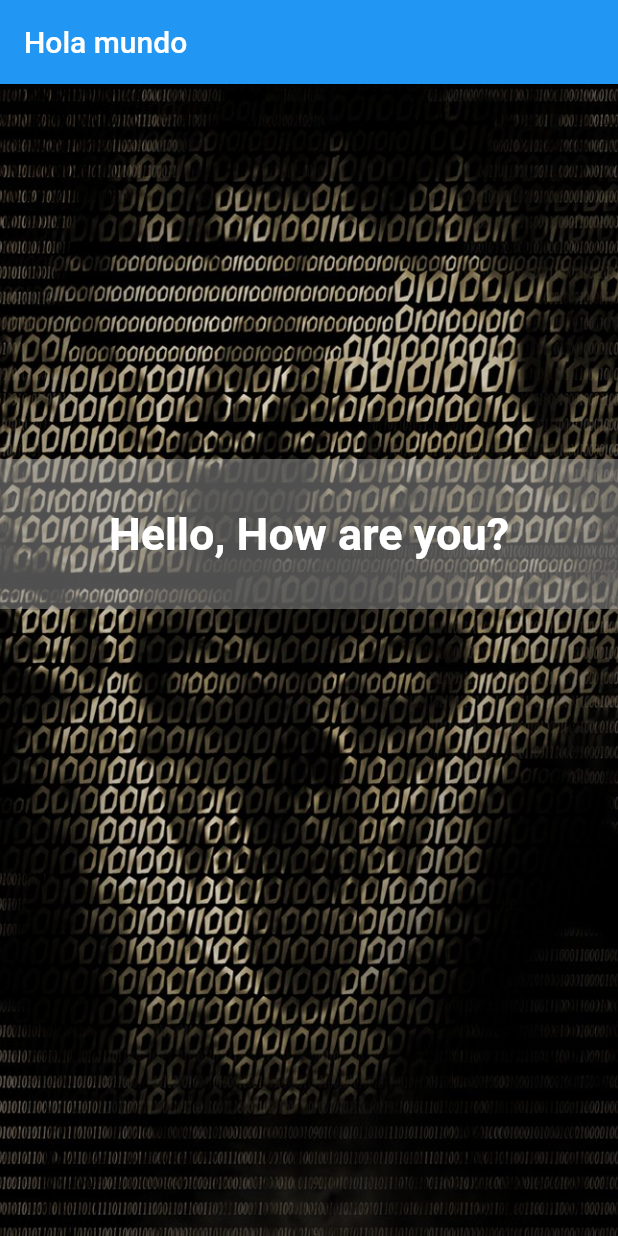
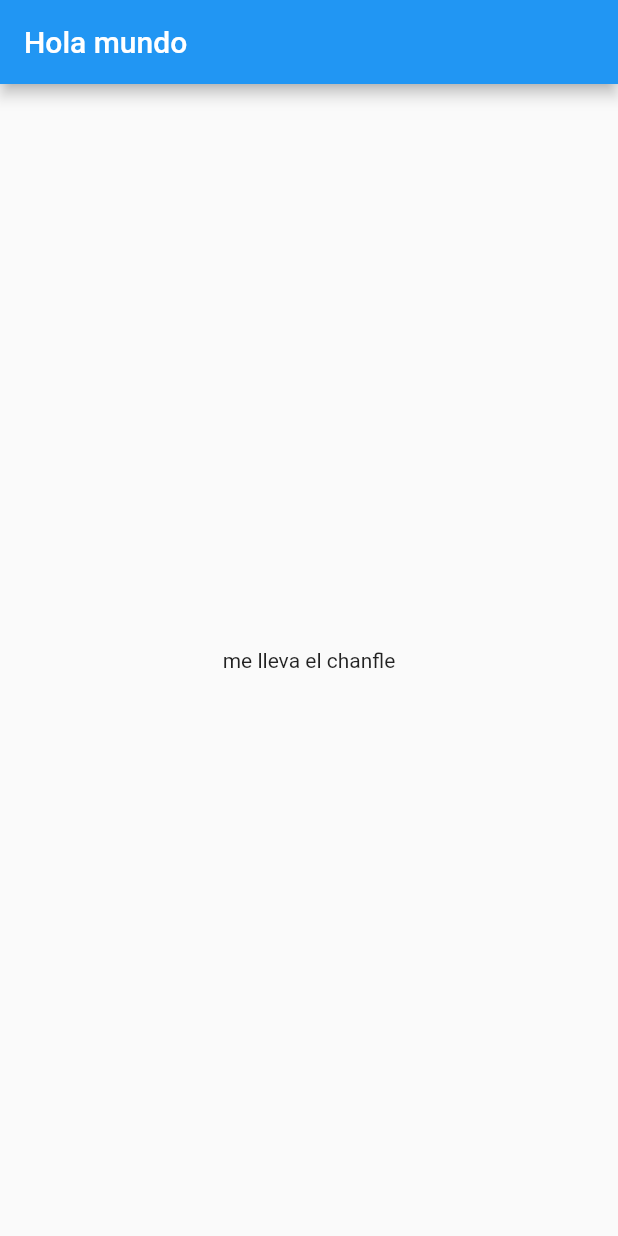
Before and after one commit to AngelAstorga/trip, a Flutter app: the screen it shows after launch, on a phone screen of 412 x 824 dp. Run offline on Flutter 3.47's test engine with Material 2 defaults, Android fonts, the phone set to English and light mode, and no system bars.

Commit message:
here we are getting back to the first version

```diff
--- a/lib/main.dart
+++ b/lib/main.dart
@@ -25,39 +25,10 @@ class MyApp extends StatelessWidget {
         appBar:AppBar(
           title: Text("Hola mundo"),
         ) ,
-        body:Stack(
-          children:<Widget>[
-          Container(
-          decoration: BoxDecoration(
-            image: DecorationImage(
-              image: AssetImage(
-                  "assets/images/hacker_font.jpg"),
-              fit: BoxFit.cover,
-            ),
-          ),
-        ),Opacity(
-              opacity: 1,
-              child:Container(
-                child:Center(
-                  child:Text(
-                    'Hello, How are you?',
-                    textAlign: TextAlign.center,
-                    overflow: TextOverflow.ellipsis,
-                    style: TextStyle(
-                      //backgroundColor: Colors.grey.withOpacity(0.5),
-                        fontSize: 30,
-                        fontWeight: FontWeight.bold,
-                        color: Colors.white),
-                  ),
-                ),
-                margin: EdgeInsets.symmetric(vertical:250.0),
-                height: 100.00,
-                color: Colors.grey.withOpacity(0.5),
-                width: double.infinity,
-              ),
-            )
-          ],
-        )
+        body:Center(
+          child:Text("me lleva el chanfle"),
+        ),
+
       )//MyHomePage(title: 'Flutter Demo Home Page'),
     );
   }
--- a/pubspec.yaml
+++ b/pubspec.yaml
@@ -40,8 +40,8 @@ flutter:
   # the material Icons class.
   uses-material-design: true
 
-  assets:
-  - assets/images/hacker_font.jpg
+  #assets:
+ # - assets/images/hacker_font.jpg
 
 
   # To add assets to your application, add an assets section, like this:
```
